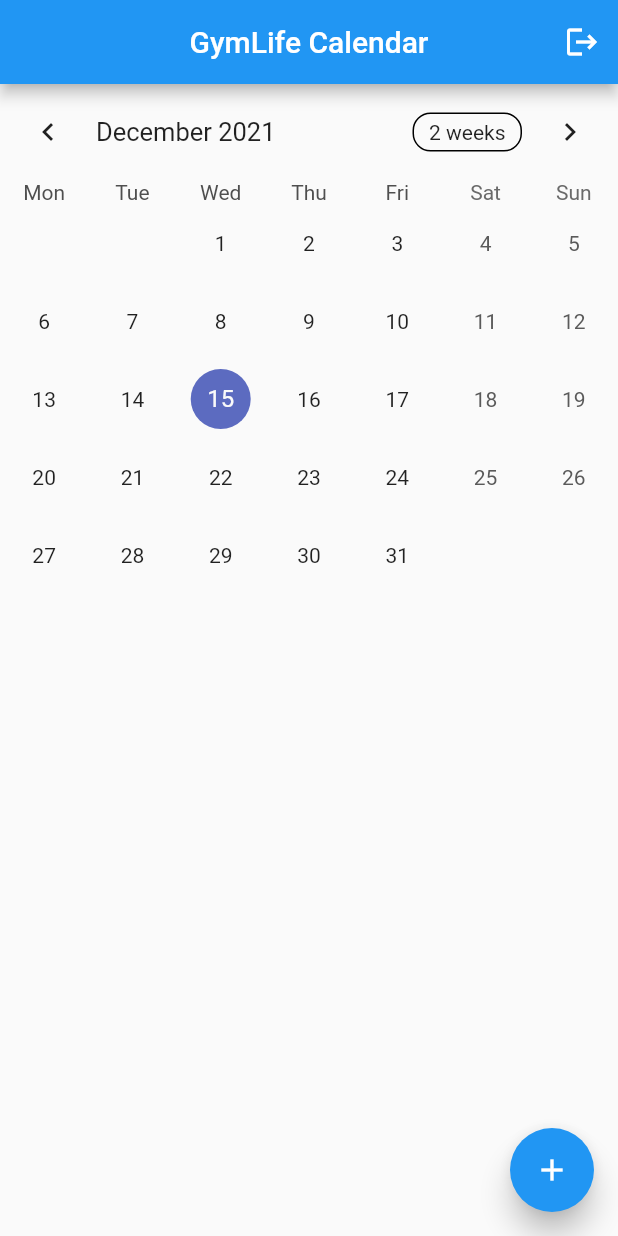
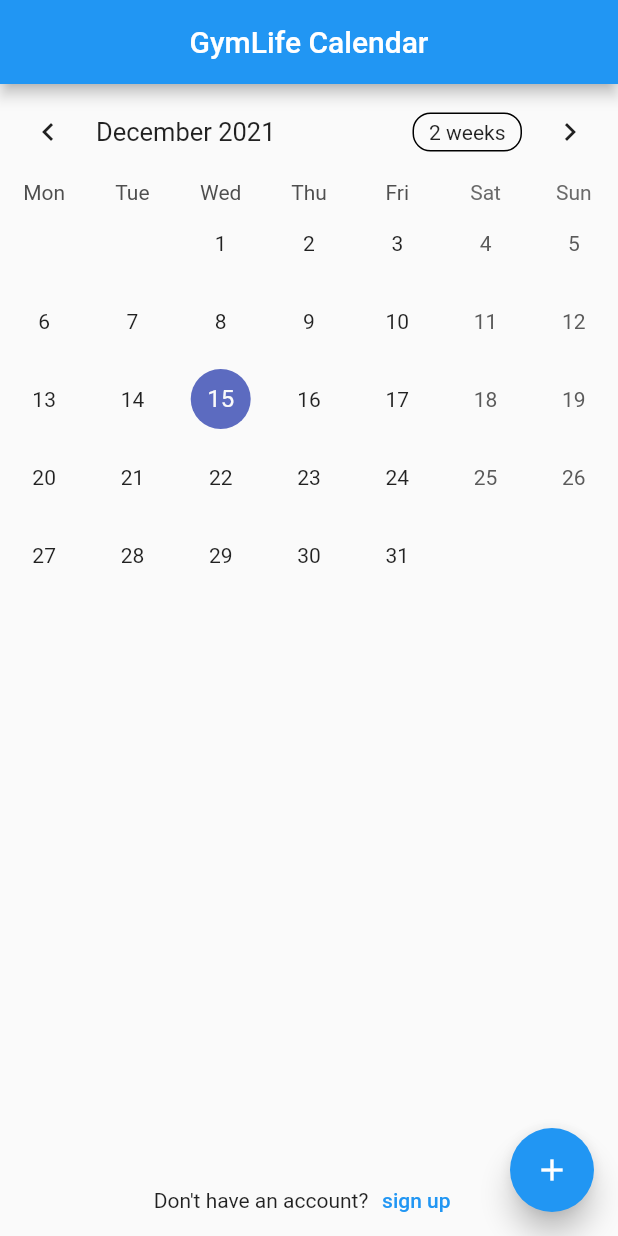
Before and after one commit to ArieBisfki/hva_ivse1_project_mobile, a Flutter app: the screen it shows after launch, after a tap on "Login", on a phone screen of 412 x 824 dp. Run offline on Flutter 3.47's test engine with Material 2 defaults, Android fonts, the phone set to English and light mode, and no system bars; drawn by our look-alikes of flutter_speed_dial, table_calendar; our stand-ins replace bloc, equatable, flutter_bloc, flutter_slidable, flutter_staggered_animations, sqflite; accounts and stored records are empty.

Commit message:
login screen addition

```diff
--- a/lib/feature/calender/ui/calendar_overview.dart
+++ b/lib/feature/calender/ui/calendar_overview.dart
@@ -28,6 +28,7 @@
   DateTime? _rangeStart;
   DateTime? _rangeEnd;
   bool _addWorkoutButton = true;
+  bool _loggedIn = false;
 
   var isDialOpen = ValueNotifier<bool>(false);
 
@@ -167,7 +168,8 @@
                 centerTitle: true,
                 title: Text('GymLife Calendar'),
                 actions: <Widget>[
-                  IconButton(
+                  _loggedIn
+                      ? IconButton(
                           icon: Icon(
                             Icons.logout,
                             color: Colors.white,
@@ -177,6 +179,7 @@
                             // TODO logout for real
                           },
                         )
+                      : const SizedBox.shrink()
                 ],
               ),
               floatingActionButton: _addWorkoutButton
@@ -256,6 +259,30 @@
                   const SizedBox(height: 8.0),
                   // display list of workouts on a day
                   WorkoutLogsOverview(workoutLogsForDay, context),
+                  _loggedIn
+                      ? const SizedBox.shrink()
+                      : Container(
+                          child: Row(
+                            children: <Widget>[
+                              Text('Don\'t have an account?'),
+                              TextButton(
+                                style: ButtonStyle(
+                                  foregroundColor:
+                                      MaterialStateProperty.all<Color>(
+                                          Colors.blue),
+                                ),
+                                onPressed: () {
+                                  Navigator.pushNamed(context, "/sign_up");
+                                },
+                                child: Text(
+                                  "sign up",
+                                  style: TextStyle(color: Colors.blue),
+                                ),
+                              ),
+                            ],
+                            mainAxisAlignment: MainAxisAlignment.center,
+                          ),
+                        ),
                 ],
               ),
             ),
--- a/lib/feature/login/ui/login_screen.dart
+++ b/lib/feature/login/ui/login_screen.dart
@@ -23,16 +23,6 @@
             padding: EdgeInsets.all(10),
             child: ListView(
               children: <Widget>[
-                // Container(
-                //     alignment: Alignment.center,
-                //     padding: EdgeInsets.all(10),
-                //     child: Text(
-                //       'Gymlife',
-                //       style: TextStyle(
-                //           color: Colors.blue,
-                //           fontWeight: FontWeight.w500,
-                //           fontSize: 30),
-                //     )),
                 Container(
                     alignment: Alignment.center,
                     padding: EdgeInsets.all(10),
@@ -88,6 +78,7 @@
                       onPressed: () {
                         print(nameController.text);
                         print(passwordController.text);
+                        // TODO give login bool to landing
                         Navigator.popAndPushNamed(context, "/landing");
                         // pop keyboard
                         FocusScope.of(context).requestFocus(FocusNode());
@@ -112,7 +103,23 @@
                     ),
                   ],
                   mainAxisAlignment: MainAxisAlignment.center,
-                ))
+                )),
+                SizedBox(
+                  height: MediaQuery.of(context).size.height * 0.35,
+                ),
+                TextButton(
+                  style: ButtonStyle(
+                    foregroundColor:
+                        MaterialStateProperty.all<Color>(Colors.blue),
+                  ),
+                  onPressed: () {
+                    Navigator.pushNamed(context, "/landing");
+                  },
+                  child: Text(
+                    "Continue without account",
+                    style: TextStyle(color: Colors.blue),
+                  ),
+                ),
               ],
             )));
   }
```
Lines whose indentation alone changed are shown as unchanged.
